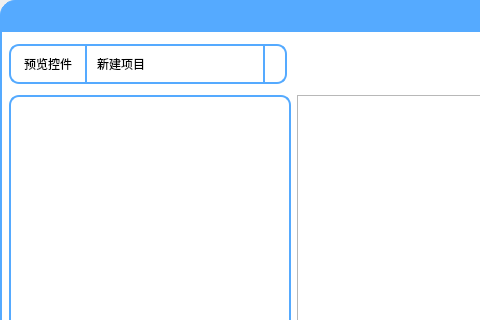
Above: qui/mainui.ui from KeyboardMan1996/qssEditer before the change; both pictures show x 0 to 480 and y 0 to 320 of the 1153 by 733 pixel window. Below: the same form after it.
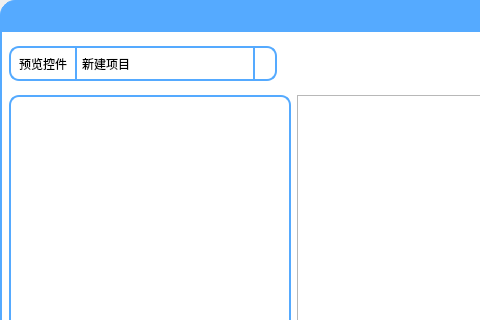
That is the form after the change. Icons and pictures are not drawn. Custom widgets are drawn as their Qt base class.

Diff of the .ui file:
```diff
--- a/qui/mainui.ui
+++ b/qui/mainui.ui
@@ -227,7 +227,7 @@
            <property name="maximumSize">
             <size>
              <width>16777215</width>
-             <height>40</height>
+             <height>35</height>
             </size>
            </property>
            <layout class="QHBoxLayout" name="horizontalLayout_2">
@@ -262,7 +262,7 @@
 	border-style:solid;
 	border-top-left-radius:10px;
 	border-bottom-left-radius:10px;
-	padding:10px;
+	padding:5px;
 	font: 75 9pt &quot;微软雅黑&quot;;
 }</string>
               </property>
@@ -300,7 +300,7 @@
 	border-style:solid;
 	border-top-right-radius:10px;
 	border-bottom-right-radius:10px;
-	padding:10px;
+	padding:5px;
 	font: 75 9pt &quot;微软雅黑&quot;;
 }
 QComboBox:!editable, QComboBox::drop-down:editable {
```
